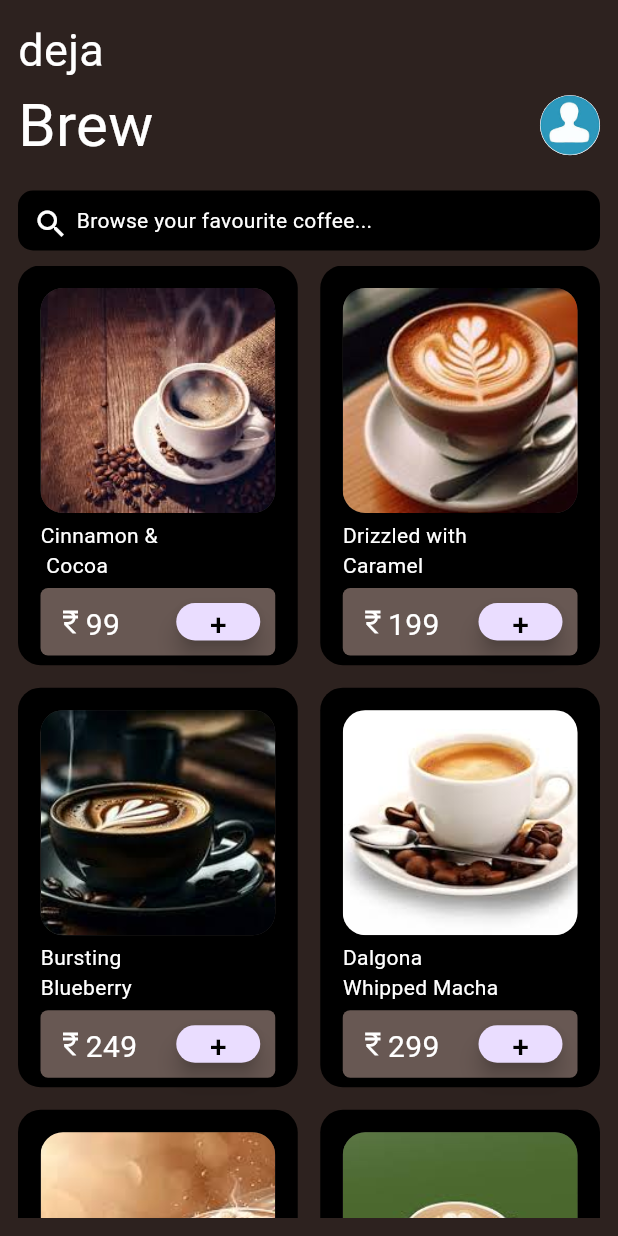
After one commit to jayasankar80651/coffee_design_app, a Flutter app: the screen it shows after launch, after a tap on "Get Started", on a phone screen of 412 x 824 dp. The commit adds this screen. Run offline on Flutter 3.47's test engine with Material 3 defaults, Android fonts, the phone set to English and light mode, and no system bars.

Commit message:
second commit 31/10/25

```diff
--- /dev/null
+++ b/lib/database.dart
@@ -0,0 +1,39 @@
+import 'package:flutter/material.dart';
+class DataBase{
+ static  List<Map<String,dynamic>>CoffeeDetails=[
+{"image":"assets/images/coffee1.jpeg",
+"Name":"Cinnamon &\n Cocoa",
+"price":"99",
+
+},
+{"image":"assets/images/coffee2.jpeg",
+"Name":"Drizzled with\nCaramel",
+"price":"199",
+
+},
+{"image":"assets/images/coffee3.jpeg",
+"Name":"Bursting\nBlueberry",
+"price":"249",
+
+},
+{"image":"assets/images/coffee4.jpeg",
+"Name":"Dalgona\nWhipped Macha",
+"price":"299",
+
+},
+{"image":"assets/images/coffee5.jpeg",
+"Name":"Bursting\nBlueberry",
+"price":"139",
+
+},
+{"image":"assets/images/coffee6.jpeg",
+"Name":"Cinnamon&\n Cocoa",
+"price":"292",
+
+},
+
+
+
+
+  ];
+}
--- /dev/null
+++ b/lib/desing_2.dart
@@ -0,0 +1,165 @@
+import 'package:coffee_design/database.dart';
+import 'package:coffee_design/design_3.dart';
+import 'package:flutter/material.dart';
+
+class NewPage extends StatelessWidget {
+  @override
+  Widget build(BuildContext context) {
+    return Scaffold(
+      backgroundColor: const Color.fromARGB(255, 45, 34, 31),
+      body: Padding(
+        padding: const EdgeInsets.all(12.0),
+        child: Column(
+          mainAxisAlignment: MainAxisAlignment.start,
+          crossAxisAlignment: CrossAxisAlignment.start,
+          children: [
+            Text("deja ", style: TextStyle(color: Colors.white, fontSize: 30)),
+            Row(
+              children: [
+                Text(
+                  "Brew",
+                  style: TextStyle(color: Colors.white, fontSize: 40),
+                ),
+                Spacer(),
+                CircleAvatar(
+                  radius: 20,
+                  backgroundImage: AssetImage("assets/images/avathar1.jpeg"),
+                ),
+              ],
+            ),
+            SizedBox(height: 15),
+            Container(
+              height: 40,
+              width: double.infinity,
+              decoration: BoxDecoration(
+                borderRadius: BorderRadius.circular(10),
+                color: Colors.black,
+              ),
+              child: Padding(
+                padding: const EdgeInsets.all(10.0),
+                child: Row(
+                  children: [
+                    Icon(Icons.search, color: Colors.white),
+                    SizedBox(width: 5),
+                    Text(
+                      "Browse your favourite coffee...",
+                      style: TextStyle(color: Colors.white),
+                    ),
+                  ],
+                ),
+              ),
+            ),
+            SizedBox(height: 10),
+            Expanded(
+              child: GridView.builder(
+                itemCount: DataBase.CoffeeDetails.length,
+                gridDelegate: SliverGridDelegateWithFixedCrossAxisCount(
+                  crossAxisCount: 2,
+                  crossAxisSpacing: 15,
+                  mainAxisSpacing: 15,
+                  childAspectRatio: 0.7,
+                ),
+                itemBuilder: (context, index) {
+                  return Container(
+                    decoration: BoxDecoration(
+                      color: Colors.black,
+                      borderRadius: BorderRadius.circular(15),
+                    ),
+                    child: Padding(
+                      padding: const EdgeInsets.all(15.0),
+                      child: Column(
+                        mainAxisAlignment: MainAxisAlignment.start,
+                        crossAxisAlignment: CrossAxisAlignment.start,
+
+                        children: [
+                          GestureDetector(
+                            onTap: () {
+                              Navigator.push(
+                                context,
+                                MaterialPageRoute(
+                                  builder: (context) => NewDesign(
+                                    image:
+                                        DataBase.CoffeeDetails[index]["image"],
+                                    name: DataBase.CoffeeDetails[index]['Name'],
+                                    price:
+                                        DataBase.CoffeeDetails[index]["price"],
+                                  ),
+                                ),
+                              );
+                            },
+                            child: Container(
+                              height: 150,
+                              width: double.infinity,
+                              decoration: BoxDecoration(
+                                color: const Color.fromARGB(255, 60, 57, 56),
+                                borderRadius: BorderRadius.circular(15),
+                                image: DecorationImage(
+                                  image: AssetImage(
+                                    DataBase.CoffeeDetails[index]["image"],
+                                  ),
+                                  fit: BoxFit.cover,
+                                ),
+                              ),
+                            ),
+                          ),
+                          SizedBox(height: 5),
+
+                          Text(
+                            DataBase.CoffeeDetails[index]["Name"],
+                            style: TextStyle(color: Colors.white),
+                          ),
+                          SizedBox(height: 5),
+                          Container(
+                            height: 45,
+                            width: double.infinity,
+                            decoration: BoxDecoration(
+                              borderRadius: BorderRadius.circular(5),
+                              color: const Color.fromARGB(255, 104, 88, 83),
+                            ),
+                            child: Padding(
+                              padding: const EdgeInsets.all(10.0),
+                              child: Row(
+                                children: [
+                                  Icon(
+                                    Icons.currency_rupee,
+                                    color: Colors.white,
+                                    size: 20,
+                                  ),
+                                  Text(
+                                    DataBase.CoffeeDetails[index]["price"],
+                                    style: TextStyle(
+                                      color: Colors.white,
+                                      fontSize: 20,
+                                    ),
+                                  ),
+                                  Spacer(),
+                                  SizedBox(
+                                    height: 50,
+                                    child: FloatingActionButton(
+                                      onPressed: () {},
+                                      child: Text(
+                                        "+",
+                                        style: TextStyle(
+                                          color: Colors.black,
+                                          fontSize: 20,
+                                        ),
+                                      ),
+                                    ),
+                                  ),
+                                ],
+                              ),
+                            ),
+                          ),
+                        ],
+                      ),
+                    ),
+                  );
+                },
+              ),
+            ),
+          ],
+        ),
+      ),
+    );
+  }
+}
--- a/lib/main.dart
+++ b/lib/main.dart
@@ -1,3 +1,5 @@
+import 'package:coffee_design/design_3.dart';
+import 'package:coffee_design/desing_2.dart';
 import 'package:coffee_design/newpage.dart';
 import 'package:flutter/material.dart';
 
@@ -12,7 +14,7 @@ class MyApp extends StatelessWidget {
   @override
   Widget build(BuildContext context) {
     return MaterialApp(
-      home: CoffeeDesign(),
+      home:   CoffeeDesign(),
       debugShowCheckedModeBanner: false,
     );
   }
--- a/lib/newpage.dart
+++ b/lib/newpage.dart
@@ -1,3 +1,4 @@
+import 'package:coffee_design/desing_2.dart';
 import'package:flutter/material.dart';
 class CoffeeDesign extends StatelessWidget{
   @override
@@ -20,13 +21,16 @@ class CoffeeDesign extends StatelessWidget{
           Positioned(child: Text("welcome to our cozy coffee corner,where\n      every cup is a delightful for you.",
           style: TextStyle(color: Colors.grey),)),
           SizedBox(height: 20,),
-        Container(child:
-         Container(
-          height: 50,
-          width: 270,
-          decoration: BoxDecoration(borderRadius:BorderRadius.circular(10),color:  Colors.orange),
-          child: Center(child: Text("Get Started",style: TextStyle(fontSize: 15,color:Colors.white),)),
-         )
+        GestureDetector(
+          onTap: () {
+            Navigator.push(context, MaterialPageRoute(builder: (context)=> NewPage()));
+          },
+          child: Container(
+           height: 50,
+           width: 270,
+           decoration: BoxDecoration(borderRadius:BorderRadius.circular(10),color:  Colors.orange),
+           child: Center(child: Text("Get Started",style: TextStyle(fontSize: 15,color:Colors.white),)),
+          ),
         )
         ],
       )
```
Also changed, not shown: lib/design_3.dart (added, +202 -0 lines), assets/images/avathar1.jpeg (added), assets/images/coffedelight3.jpeg (added), assets/images/coffee1.jpeg (added), assets/images/coffee2.jpeg (added), assets/images/coffee3.jpeg (added), assets/images/coffee4.jpeg (added), assets/images/coffee5.jpeg (added), assets/images/coffee6.jpeg (added).
